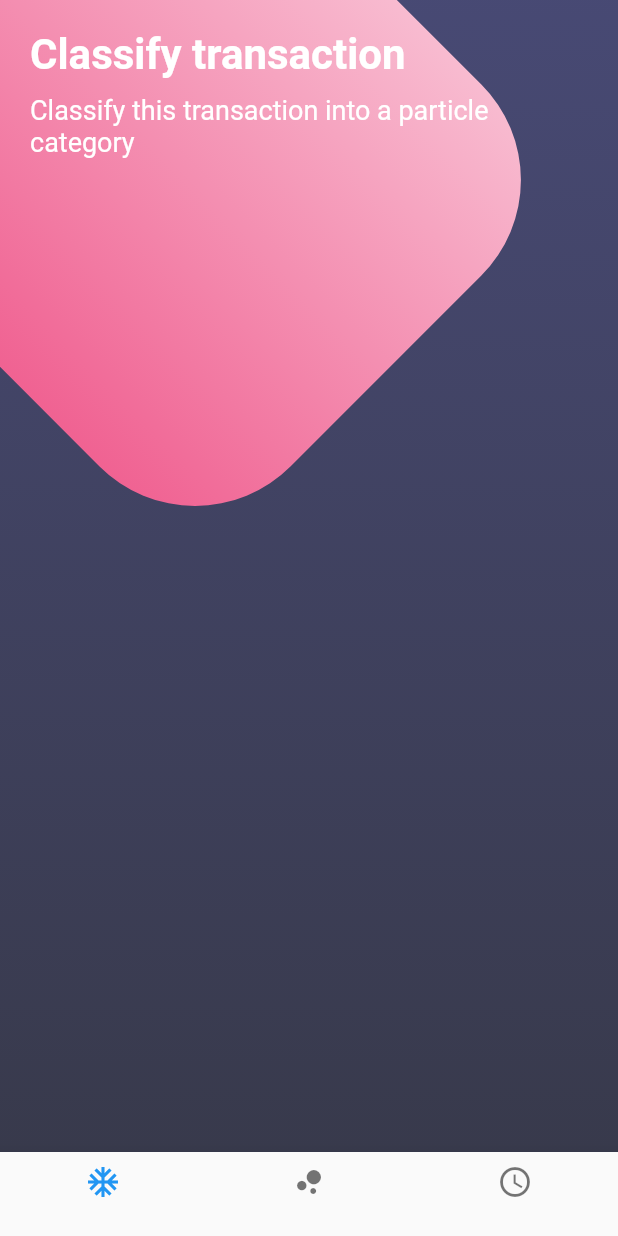
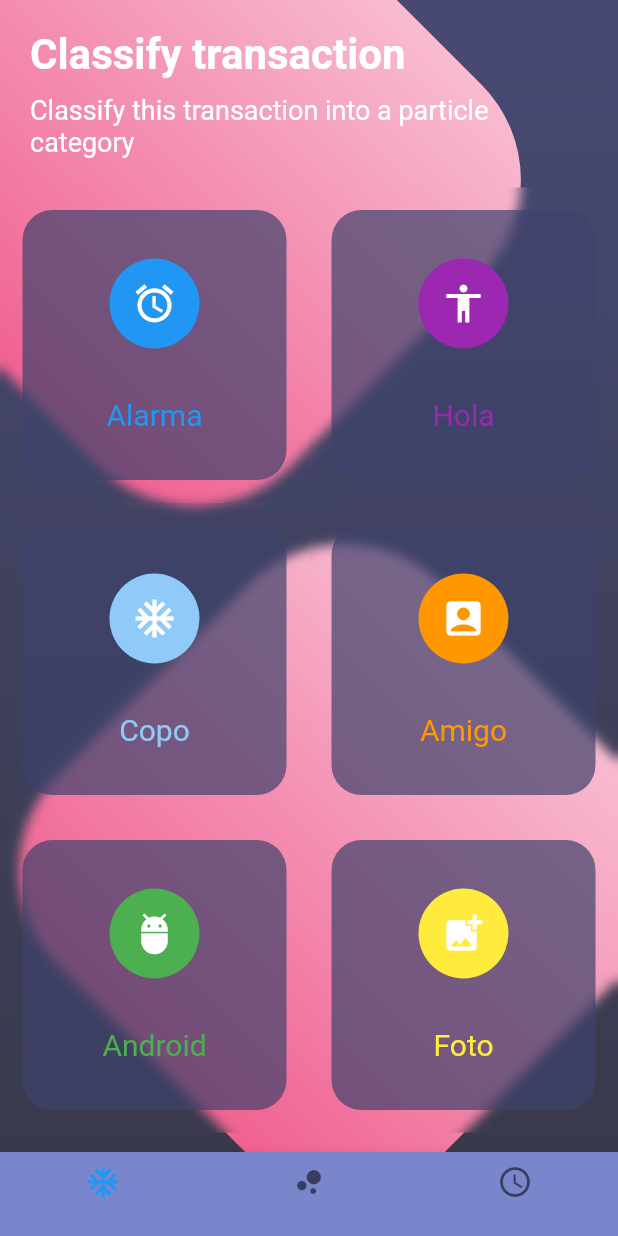
Before and after one commit to PACOdergod/app_disenos, a Flutter app: the screen it shows after launch, on a phone screen of 412 x 824 dp. Run offline on Flutter 3.47's test engine with Material 2 defaults, Android fonts, the phone set to English and light mode, and no system bars.

Commit message:
La ultima seccion esta terminada

```diff
--- a/lib/main.dart
+++ b/lib/main.dart
@@ -2,12 +2,15 @@ import 'package:app_disenos/src/pages/basica_page.dart';
 import 'package:app_disenos/src/pages/botones_page.dart';
 import 'package:app_disenos/src/pages/scroll_page.dart';
 import 'package:flutter/material.dart';
+import 'package:flutter/services.dart';
 
 void main() => runApp(MyApp());
 
 class MyApp extends StatelessWidget {
   @override
   Widget build(BuildContext context) {
+    SystemChrome.setSystemUIOverlayStyle(
+        SystemUiOverlayStyle.light.copyWith(statusBarColor: Colors.black));
     return MaterialApp(
       title: 'Diseños',
       initialRoute: '/botones',
--- a/lib/src/pages/botones_page.dart
+++ b/lib/src/pages/botones_page.dart
@@ -1,4 +1,5 @@
 import 'dart:math';
+import 'dart:ui';
 
 import 'package:flutter/material.dart';
 
@@ -9,15 +10,17 @@ class BotonesPage extends StatelessWidget {
         body: Stack(
           children: <Widget>[
             _fondo(),
+            SingleChildScrollView(
+              child: Column(
+                children: <Widget>[
                   _titulo(),
+                  _botones(),
                 ],
               ),
-      bottomNavigationBar: BottomNavigationBar(items: <BottomNavigationBarItem>[
-        BottomNavigationBarItem(icon: Icon(Icons.ac_unit), label: ''),
-        BottomNavigationBarItem(icon: Icon(Icons.bubble_chart), label: ''),
-        BottomNavigationBarItem(icon: Icon(Icons.access_time), label: ''),
-      ]),
-    );
+            )
+          ],
+        ),
+        bottomNavigationBar: _navigation(context));
   }
 
   Widget _fondo() {
@@ -50,6 +53,11 @@ class BotonesPage extends StatelessWidget {
           child: rosa,
           top: -60,
           left: -50,
+        ),
+        Positioned(
+          child: rosa,
+          top: 400,
+          left: 50,
         )
       ],
     );
@@ -80,5 +88,70 @@ class BotonesPage extends StatelessWidget {
     );
   }
 
-  Widget _navigation() {}
+  Widget _navigation(context) {
+    return Theme(
+        data: Theme.of(context).copyWith(
+            canvasColor: Colors.indigo[300],
+            primaryColor: Colors.pinkAccent,
+            textTheme: Theme.of(context)
+                .textTheme
+                .copyWith(caption: TextStyle(color: Colors.grey))),
+        child: BottomNavigationBar(items: <BottomNavigationBarItem>[
+          BottomNavigationBarItem(icon: Icon(Icons.ac_unit), label: ''),
+          BottomNavigationBarItem(icon: Icon(Icons.bubble_chart), label: ''),
+          BottomNavigationBarItem(icon: Icon(Icons.access_time), label: ''),
+        ]));
   }
+
+  Widget _botones() {
+    return Table(
+      children: [
+        TableRow(children: [
+          _crearBoton('Alarma', Icons.access_alarm, Colors.blue),
+          _crearBoton('Hola', Icons.accessibility, Colors.purple),
+        ]),
+        TableRow(children: [
+          _crearBoton('Copo', Icons.ac_unit, Colors.blue[200]),
+          _crearBoton('Amigo', Icons.account_box, Colors.orange),
+        ]),
+        TableRow(children: [
+          _crearBoton('Android', Icons.adb, Colors.green),
+          _crearBoton('Foto', Icons.add_photo_alternate, Colors.yellow),
+        ]),
+      ],
+    );
+  }
+
+  Widget _crearBoton(String texto, IconData icono, Color color) {
+    return ClipRRect(
+      child: BackdropFilter(
+        filter: ImageFilter.blur(sigmaX: 4.0, sigmaY: 4.0),
+        child: Container(
+          height: 180,
+          margin: EdgeInsets.all(15),
+          decoration: BoxDecoration(
+              color: Color.fromRGBO(62, 66, 107, 0.7),
+              borderRadius: BorderRadius.circular(20)),
+          child: Column(
+            mainAxisAlignment: MainAxisAlignment.spaceEvenly,
+            children: <Widget>[
+              CircleAvatar(
+                radius: 30,
+                backgroundColor: color,
+                child: Icon(
+                  icono,
+                  size: 30,
+                  color: Colors.white,
+                ),
+              ),
+              Text(
+                texto,
+                style: TextStyle(color: color, fontSize: 20),
+              )
+            ],
+          ),
+        ),
+      ),
+    );
+  }
+}
```
Lines whose indentation alone changed are shown as unchanged.
